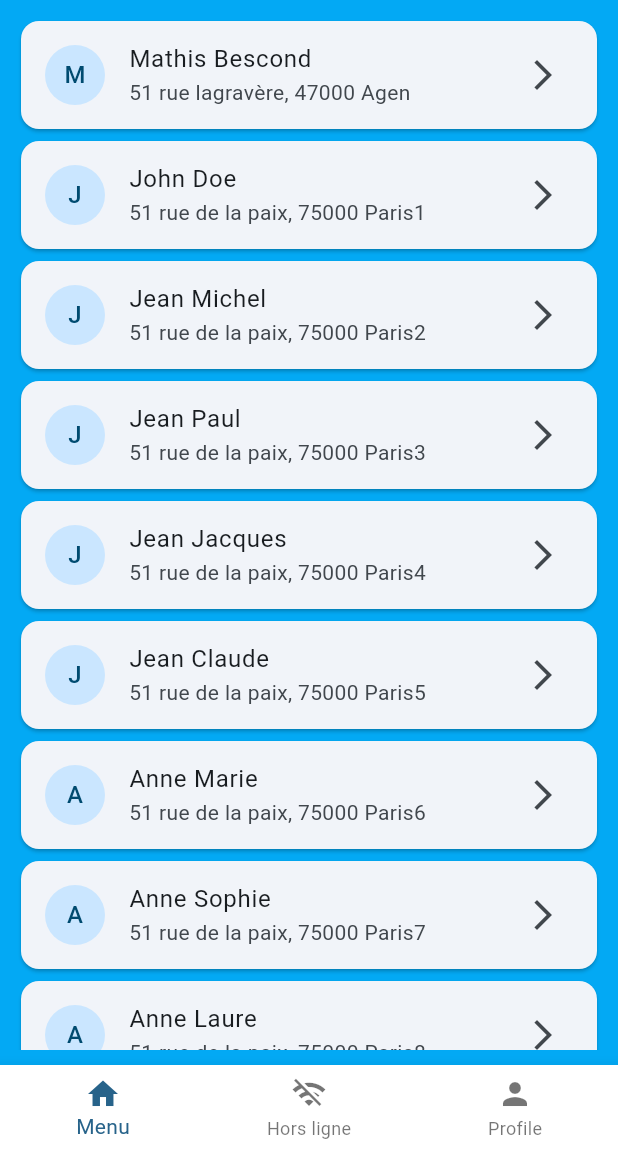
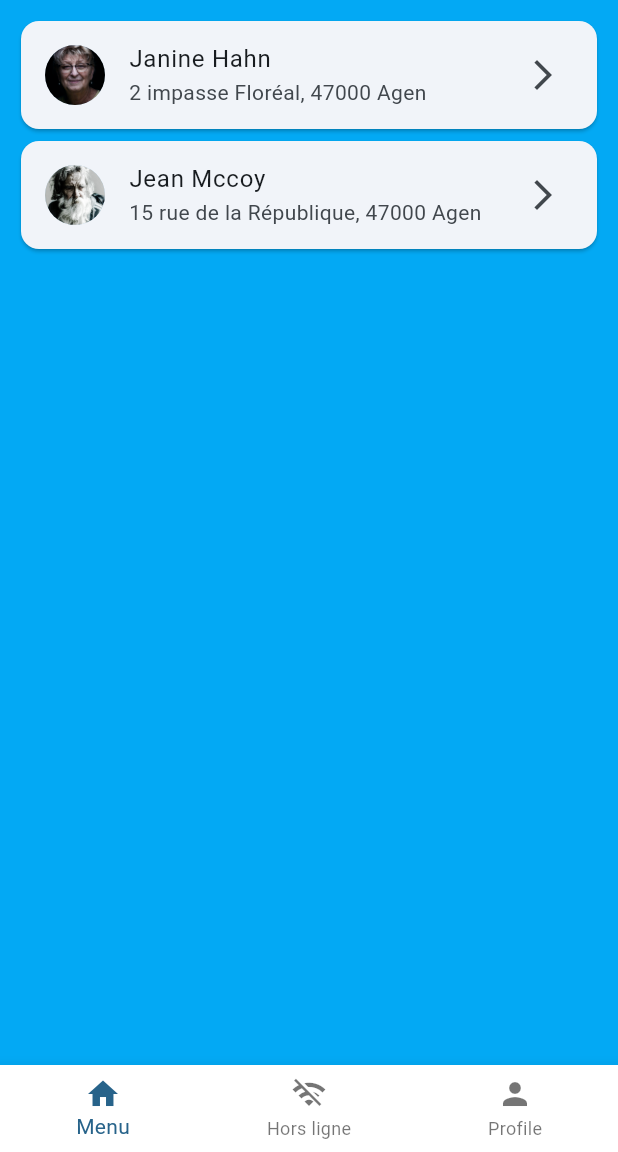
Before and after one commit to mathis47000/info-dom, a Flutter app: the screen it shows after launch, after a tap on "Connexion", on a phone screen of 412 x 824 dp, the part 84-1236 px from its top. Run offline on Flutter 3.47's test engine with Material 2 defaults, Android fonts, the phone set to English and light mode, and no system bars; our stand-ins replace bloc, equatable, flutter_bloc, flutter_svg; missing offline and left inert: map_launcher.

Commit message:
tab bar for the house and grid of many photos

```diff
--- a/lib/main.dart
+++ b/lib/main.dart
@@ -8,9 +8,9 @@ import 'package:info_dom/style/style.dart';
 void main() {
   runApp(const MyApp());
   // orientation portrait only
-  WidgetsFlutterBinding.ensureInitialized();
-  SystemChrome.setPreferredOrientations(
-      [DeviceOrientation.portraitUp, DeviceOrientation.portraitDown]);
+  // WidgetsFlutterBinding.ensureInitialized();
+  // SystemChrome.setPreferredOrientations(
+  //     [DeviceOrientation.portraitUp, DeviceOrientation.portraitDown]);
 }
 
 class MyApp extends StatelessWidget {
--- a/lib/models/user.dart
+++ b/lib/models/user.dart
@@ -1,7 +1,7 @@
 class User {
   //make attribute private
   String _name;
-  String _email;
+  String _pictureName;
   DateTime _dateOfBirth;
   String _phoneNumber;
   String _address;
@@ -11,14 +11,14 @@ class User {
   //constructor
   User(
       {required String name,
-      required String email,
+      required String pictureName,
       required DateTime dateOfBirth,
       required String phoneNumber,
       required String address,
       required double latitude,
       required double longitude})
       : _name = name,
-        _email = email,
+        _pictureName = pictureName,
         _dateOfBirth = dateOfBirth,
         _phoneNumber = phoneNumber,
         _address = address,
@@ -27,7 +27,7 @@ class User {
 
   //getter and setter
   String get getName => _name;
-  String get getEmail => _email;
+  String get getPictureName => _pictureName;
   DateTime get getDateOfBirth => _dateOfBirth;
   String get getPhoneNumber => _phoneNumber;
   String get getAddress => _address;
@@ -35,7 +35,7 @@ class User {
   double get getLongitude => _longitude;
 
   set setName(String name) => _name = name;
-  set setEmail(String email) => _email = email;
+  set setPictureName(String pictureName) => _pictureName = pictureName;
   set setDateOfBirth(DateTime dateOfBirth) => _dateOfBirth = dateOfBirth;
   set setPhoneNumber(String phoneNumber) => _phoneNumber = phoneNumber;
   set setAddress(String address) => _address = address;
@@ -46,224 +46,21 @@ class User {
   static List<User> getUsers() {
     return <User>[
       User(
-          name: 'Mathis Bescond',
-          email: 'mathisbescond',
-          dateOfBirth: DateTime(2001, 05, 14),
-          phoneNumber: '0782667946',
-          address: '51 rue lagravère, 47000 Agen',
-          latitude: 48.856614,
-          longitude: 2.3522219),
+          name: 'Janine Hahn',
+          pictureName: 'janine_hahn.png',
+          dateOfBirth: DateTime(1940, 1, 1),
+          phoneNumber: '123456789',
+          address: '2 impasse Floréal, 47000 Agen',
+          latitude: 44.2000,
+          longitude: 0.6333),
       User(
-          name: 'John Doe',
-          email: 'johndoe',
-          dateOfBirth: DateTime(1999, 12, 12),
-          phoneNumber: '0600000000',
-          address: '51 rue de la paix, 75000 Paris1',
-          latitude: 44.2178332,
-          longitude: 0.6109441),
-      User(
-          name: 'Jean Michel',
-          email: 'jeanmichel',
-          dateOfBirth: DateTime(1999, 12, 12),
-          phoneNumber: '0600000000',
-          address: '51 rue de la paix, 75000 Paris2',
-          latitude: 48.856614,
-          longitude: 2.3522219),
-      User(
-          name: 'Jean Paul',
-          email: 'jeanpaul',
-          dateOfBirth: DateTime(1990, 12, 12),
-          phoneNumber: '0600000000',
-          address: '51 rue de la paix, 75000 Paris3',
-          latitude: 48.856614,
-          longitude: 2.3522219),
-      User(
-          name: 'Jean Jacques',
-          email: 'jeanjacques',
-          dateOfBirth: DateTime(1990, 12, 12),
-          phoneNumber: '0600000000',
-          address: '51 rue de la paix, 75000 Paris4',
-          latitude: 48.856614,
-          longitude: 2.3522219),
-      User(
-          name: 'Jean Claude',
-          email: 'jeanclaude',
-          dateOfBirth: DateTime(1990, 12, 12),
-          phoneNumber: '0600000000',
-          address: '51 rue de la paix, 75000 Paris5',
-          latitude: 48.856614,
-          longitude: 2.3522219),
-      User(
-        name: 'Anne Marie',
-        email: 'annemarie',
-        dateOfBirth: DateTime(1990, 12, 12),
-        phoneNumber: '0600000000',
-        address: '51 rue de la paix, 75000 Paris6',
-        latitude: 48.856614,
-        longitude: 2.3522219,
-      ),
-      User(
-        name: 'Anne Sophie',
-        email: 'annesophie',
-        dateOfBirth: DateTime(1990, 12, 12),
-        phoneNumber: '0600000000',
-        address: '51 rue de la paix, 75000 Paris7',
-        latitude: 48.856614,
-        longitude: 2.3522219,
-      ),
-      User(
-        name: 'Anne Laure',
-        email: 'annelaure',
-        dateOfBirth: DateTime(1990, 12, 12),
-        phoneNumber: '0600000000',
-        address: '51 rue de la paix, 75000 Paris8',
-        latitude: 48.856614,
-        longitude: 2.3522219,
-      ),
-      User(
-        name: 'Anne Claire',
-        email: 'anneclaire',
-        dateOfBirth: DateTime(1990, 12, 12),
-        phoneNumber: '0600000000',
-        address: '51 rue de la paix, 75000 Paris9',
-        latitude: 48.856614,
-        longitude: 2.3522219,
-      ),
-      User(
-        name: 'Anne Marie',
-        email: 'annemarie',
-        dateOfBirth: DateTime(1990, 12, 12),
-        phoneNumber: '0600000000',
-        address: '51 rue de la paix, 75000 Paris10',
-        latitude: 48.856614,
-        longitude: 2.3522219,
-      ),
-      User(
-        name: 'Anne Marie',
-        email: 'annemarie',
-        dateOfBirth: DateTime(1990, 12, 12),
-        phoneNumber: '0600000000',
-        address: '51 rue de la paix, 75000 Paris10',
-        latitude: 48.856614,
-        longitude: 2.3522219,
-      ),
-      User(
-        name: 'Anne Marie',
-        email: 'annemarie',
-        dateOfBirth: DateTime(1990, 12, 12),
-        phoneNumber: '0600000000',
-        address: '51 rue de la paix, 75000 Paris10',
-        latitude: 48.856614,
-        longitude: 2.3522219,
-      ),
-      User(
-        name: 'Anne Marie',
-        email: 'annemarie',
-        dateOfBirth: DateTime(1990, 12, 12),
-        phoneNumber: '0600000000',
-        address: '51 rue de la paix, 75000 Paris10',
-        latitude: 48.856614,
-        longitude: 2.3522219,
-      ),
-      User(
-        name: 'Anne Marie',
-        email: 'annemarie',
-        dateOfBirth: DateTime(1990, 12, 12),
-        phoneNumber: '0600000000',
-        address: '51 rue de la paix, 75000 Paris10',
-        latitude: 48.856614,
-        longitude: 2.3522219,
-      ),
-      User(
-        name: 'Anne Marie',
-        email: 'annemarie',
-        dateOfBirth: DateTime(1990, 12, 12),
-        phoneNumber: '0600000000',
-        address: '51 rue de la paix, 75000 Paris10',
-        latitude: 48.856614,
-        longitude: 2.3522219,
-      ),
-      User(
-        name: 'Anne Marie',
-        email: 'annemarie',
-        dateOfBirth: DateTime(1990, 12, 12),
-        phoneNumber: '0600000000',
-        address: '51 rue de la paix, 75000 Paris10',
-        latitude: 48.856614,
-        longitude: 2.3522219,
-      ),
-      User(
-        name: 'Anne Marie',
-        email: 'annemarie',
-        dateOfBirth: DateTime(1990, 12, 12),
-        phoneNumber: '0600000000',
-        address: '51 rue de la paix, 75000 Paris10',
-        latitude: 48.856614,
-        longitude: 2.3522219,
-      ),
-      User(
-        name: 'Anne Marie',
-        email: 'annemarie',
-        dateOfBirth: DateTime(1990, 12, 12),
-        phoneNumber: '0600000000',
-        address: '51 rue de la paix, 75000 Paris10',
-        latitude: 48.856614,
-        longitude: 2.3522219,
-      ),
-      User(
-        name: 'Anne Marie',
-        email: 'annemarie',
-        dateOfBirth: DateTime(1990, 12, 12),
-        phoneNumber: '0600000000',
-        address: '51 rue de la paix, 75000 Paris10',
-        latitude: 48.856614,
-        longitude: 2.3522219,
-      ),
-      User(
-        name: 'Anne Marie',
-        email: 'annemarie',
-        dateOfBirth: DateTime(1990, 12, 12),
-        phoneNumber: '0600000000',
-        address: '51 rue de la paix, 75000 Paris10',
-        latitude: 48.856614,
-        longitude: 2.3522219,
-      ),
-      User(
-        name: 'Anne Marie',
-        email: 'annemarie',
-        dateOfBirth: DateTime(1990, 12, 12),
-        phoneNumber: '0600000000',
-        address: '51 rue de la paix, 75000 Paris10',
-        latitude: 48.856614,
-        longitude: 2.3522219,
-      ),
-      User(
-        name: 'Anne Marie',
-        email: 'annemarie',
-        dateOfBirth: DateTime(1990, 12, 12),
-        phoneNumber: '0600000000',
-        address: '51 rue de la paix, 75000 Paris10',
-        latitude: 48.856614,
-        longitude: 2.3522219,
-      ),
-      User(
-        name: 'Anne Marie',
-        email: 'annemarie',
-        dateOfBirth: DateTime(1990, 12, 12),
-        phoneNumber: '0600000000',
-        address: '51 rue de la paix, 75000 Paris10',
-        latitude: 48.856614,
-        longitude: 2.3522219,
-      ),
-      User(
-        name: 'Anne Marie',
-        email: 'annemarie',
-        dateOfBirth: DateTime(1990, 12, 12),
-        phoneNumber: '0600000000',
-        address: '51 rue de la paix, 75000 Paris10',
-        latitude: 48.856614,
-        longitude: 2.3522219,
-      ),
+          name: 'Jean Mccoy',
+          pictureName: 'jean_mccoy.png',
+          dateOfBirth: DateTime(1941, 2, 2),
+          phoneNumber: '123456789',
+          address: '15 rue de la République, 47000 Agen',
+          latitude: 44.2000,
+          longitude: 0.6333),
     ];
   }
 }
--- a/lib/screens/home/list_user/detail_view_user.dart
+++ b/lib/screens/home/list_user/detail_view_user.dart
@@ -1,5 +1,7 @@
 import 'package:flutter/material.dart';
 import 'package:info_dom/models/user.dart';
+import 'package:info_dom/screens/home/list_user/house/house_map_page.dart';
+import 'package:info_dom/services/navigation.dart';
 import 'package:info_dom/style/style.dart';
 import 'package:info_dom/widgets/datail_user_widget/list_tile_localisation.dart';
 import 'package:info_dom/widgets/datail_user_widget/list_tile_phone.dart';
@@ -16,7 +18,7 @@ class DetailViewUser extends StatelessWidget {
       appBar: AppBar(
         title: Text(user.getName),
       ),
-      body: Container(
+      body: Padding(
         padding: const EdgeInsets.all(10),
         child: ListView(
           children: [
@@ -32,15 +34,18 @@ class DetailViewUser extends StatelessWidget {
             PreviewSectionUser(
               user: user,
             ),
-            const Card(
+            Card(
               child: ListTile(
-                leading: CircleAvatar(
+                leading: const CircleAvatar(
                   backgroundColor: Colors.transparent,
                   child: Icon(Icons.home),
                 ),
-                title: Text('Logement'),
-                subtitle: Text('2 étages 3 chambres'),
+                title: const Text('Logement'),
+                subtitle: const Text('2 étages 3 chambres'),
                 trailing: trailingCard,
+                onTap: () {
+                  navigationWithAnimation(context, const HouseMapPage());
+                },
               ),
             ),
             const Card(
--- /dev/null
+++ b/lib/screens/home/list_user/house/house_map_page.dart
@@ -0,0 +1,68 @@
+import 'dart:math';
+
+import 'package:flutter/material.dart';
+
+class HouseMapPage extends StatelessWidget {
+  const HouseMapPage({Key? key}) : super(key: key);
+
+  @override
+  Widget build(BuildContext context) {
+    return DefaultTabController(
+      length: 3,
+      child: Scaffold(
+        appBar: AppBar(
+          bottom: const TabBar(
+            isScrollable: true,
+            tabs: [
+              Tab(text: 'Rez-de-chaussée'),
+              Tab(text: '1er étage'),
+              Tab(text: 'Photos'),
+            ],
+          ),
+          title: const Text("Logement"),
+        ),
+        body: TabBarView(
+          physics: const NeverScrollableScrollPhysics(),
+          children: [
+            InteractiveViewer(
+              child: const Image(
+                image: AssetImage('assets/images/plans-maison.jpg'),
+              ),
+            ),
+            InteractiveViewer(
+              child: const Image(
+                image: AssetImage('assets/images/plans-maison.jpg'),
+              ),
+            ),
+            // grid of placholder images for now, 2 collumns
+            GridView.count(
+              crossAxisCount: 2,
+              crossAxisSpacing: 10,
+              mainAxisSpacing: 10,
+              children: List.generate(100, (index) {
+                return Placeholder(
+                  color: Colors
+                      .primaries[Random().nextInt(Colors.primaries.length)],
+                  child: GridTile(
+                    footer: Material(
+                      color: Colors.transparent,
+                      child: GridTileBar(
+                        backgroundColor: Colors.black45,
+                        leading: const Icon(Icons.image),
+                        title: Text('Image $index'),
+                        subtitle: Text('Subtitle $index'),
+                      ),
+                    ),
+                    child: Center(
+                      child: Text('Image $index'),
+                    ),
+                  ),
+                );
+              }),
+            ),
+          ],
+        ),
+      ),
+    );
+  }
+}
--- a/lib/screens/home/list_user/list_view_user.dart
+++ b/lib/screens/home/list_user/list_view_user.dart
@@ -1,6 +1,7 @@
 import 'package:flutter/material.dart';
 import 'package:info_dom/models/user.dart';
 import 'package:info_dom/screens/home/list_user/detail_view_user.dart';
+import 'package:info_dom/services/navigation.dart';
 import 'package:info_dom/style/style.dart';
 
 class ListViewUser extends StatelessWidget {
@@ -8,7 +9,7 @@ class ListViewUser extends StatelessWidget {
 
   @override
   Widget build(BuildContext context) {
-    return Container(
+    return Padding(
       padding: const EdgeInsets.all(10),
       child: ListView.builder(
         itemCount: User.getUsers().length,
@@ -16,14 +17,15 @@ class ListViewUser extends StatelessWidget {
           return Card(
             child: ListTile(
               leading: CircleAvatar(
-                child: Text(User.getUsers()[index].getName[0]),
+                backgroundImage: AssetImage(
+                    'assets/images/${User.getUsers()[index].getPictureName}'),
               ),
               title: Text(User.getUsers()[index].getName),
               subtitle: Text(User.getUsers()[index].getAddress),
               trailing: trailingCard,
               onTap: () {
-                //navigate to detail view with animation right to left
-                _navigationDetail(context, User.getUsers()[index]);
+                navigationWithAnimation(
+                    context, DetailViewUser(user: User.getUsers()[index]));
               },
             ),
           );
@@ -31,26 +33,4 @@ class ListViewUser extends StatelessWidget {
       ),
     );
   }
-
-  void _navigationDetail(BuildContext context, User user) {
-    Navigator.push(
-        context,
-        PageRouteBuilder(
-          pageBuilder: (context, animation, secondaryAnimation) =>
-              DetailViewUser(user: user),
-          transitionsBuilder: (context, animation, secondaryAnimation, child) {
-            var begin = const Offset(1.0, 0.0);
-            var end = Offset.zero;
-            var curve = Curves.easeInOut;
-
-            var tween =
-                Tween(begin: begin, end: end).chain(CurveTween(curve: curve));
-
-            return SlideTransition(
-              position: animation.drive(tween),
-              child: child,
-            );
-          },
-        ));
-  }
 }
--- /dev/null
+++ b/lib/services/navigation.dart
@@ -0,0 +1,22 @@
+import 'package:flutter/material.dart';
+
+void navigationWithAnimation(BuildContext context, Widget page) {
+  Navigator.push(
+      context,
+      PageRouteBuilder(
+        pageBuilder: (context, animation, secondaryAnimation) => page,
+        transitionsBuilder: (context, animation, secondaryAnimation, child) {
+          var begin = const Offset(1.0, 0.0);
+          var end = Offset.zero;
+          var curve = Curves.easeInOut;
+
+          var tween =
+              Tween(begin: begin, end: end).chain(CurveTween(curve: curve));
+
+          return SlideTransition(
+            position: animation.drive(tween),
+            child: child,
+          );
+        },
+      ));
+}
--- a/lib/widgets/datail_user_widget/personal_widget.dart
+++ b/lib/widgets/datail_user_widget/personal_widget.dart
@@ -17,7 +17,8 @@ class PersonalWidget extends StatelessWidget {
           children: [
             CircleAvatar(
               radius: 50,
-              child: Text(user.getName[0]),
+              backgroundImage:
+                  AssetImage('assets/images/${user.getPictureName}'),
             ),
             Padding(
               padding: const EdgeInsets.all(20),
--- a/pubspec.yaml
+++ b/pubspec.yaml
@@ -69,7 +69,7 @@ flutter:
 
   # To add assets to your application, add an assets section, like this:
   assets:
-    - assets/images/logo.png
+    - assets/images/
   #   - images/a_dot_burr.jpeg
   #   - images/a_dot_ham.jpeg
 
```
Also changed, not shown: assets/images/janine_hahn.png (added), assets/images/jean_mccoy.png (added), assets/images/plans-maison.jpg (added).
